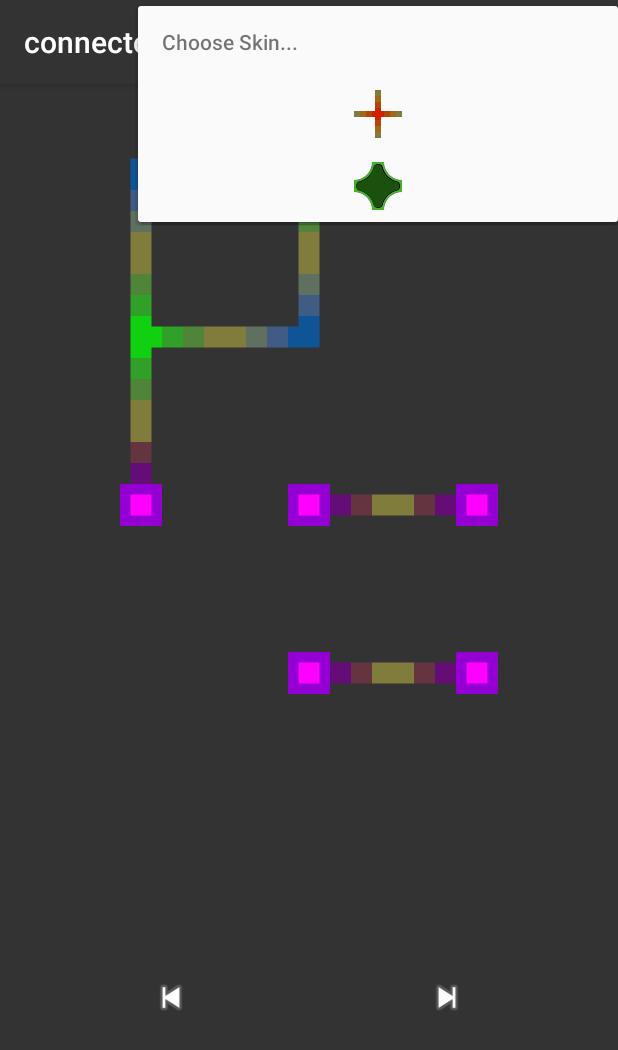
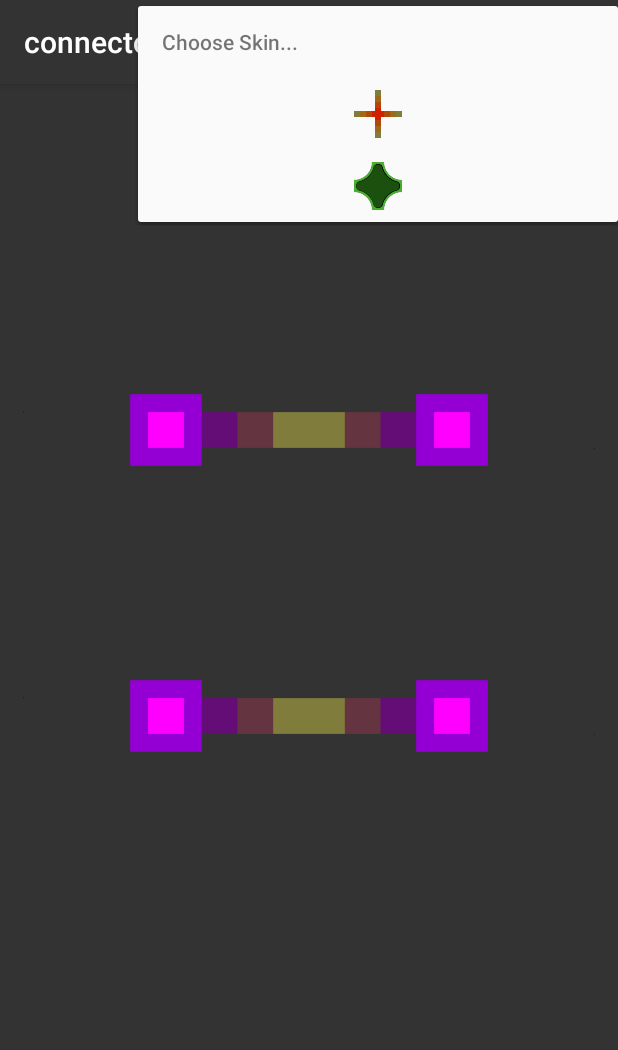
Before and after one commit to Mierenga/connecto-android, an Android app: the screen it shows after launch (PuzzleActivity), in the options menu, after a tap on "Choose Skin...", on a phone screen of 412 x 824 dp. Shown: the top 1050 px of the screen. Run offline under Robolectric (Android 15) with nearby library versions, the phone set to English and light mode, and no system bars.

Commit message:
added support for different screen sizes and new menu buttons

```diff
--- a/app/build.gradle
+++ b/app/build.gradle
@@ -6,7 +6,7 @@ android {
 
     defaultConfig {
         applicationId "eskimwier.connecto"
-        minSdkVersion 21
+        minSdkVersion 19
         targetSdkVersion 23
         versionCode 1
         versionName "1.0"
--- a/app/src/main/AndroidManifest.xml
+++ b/app/src/main/AndroidManifest.xml
@@ -11,6 +11,7 @@
         <activity
             android:name=".PuzzleActivity"
             android:configChanges="orientation|keyboardHidden|screenSize"
+            android:screenOrientation="portrait"
             android:label="@string/app_name"
             android:theme="@style/FullscreenTheme">
             <intent-filter>
--- a/app/src/main/java/eskimwier/connecto/DifficultyMode.java
+++ b/app/src/main/java/eskimwier/connecto/DifficultyMode.java
@@ -5,6 +5,7 @@ package eskimwier.connecto;
  */
 public class DifficultyMode {
 
+    final public static DifficultyMode Simple = new DifficultyMode(2,2);
     final public static DifficultyMode Easy = new DifficultyMode(3,4);
     final public static DifficultyMode Intermediate = new DifficultyMode(6,8);
     final public static DifficultyMode Advanced = new DifficultyMode(8,12);
--- a/app/src/main/java/eskimwier/connecto/PuzzleActivity.java
+++ b/app/src/main/java/eskimwier/connecto/PuzzleActivity.java
@@ -1,18 +1,25 @@
 package eskimwier.connecto;
 
 import android.content.Context;
+import android.content.res.TypedArray;
+import android.graphics.Point;
+import android.graphics.drawable.Drawable;
 import android.os.Bundle;
 import android.support.v4.content.ContextCompat;
+import android.support.v4.content.res.ResourcesCompat;
 import android.support.v7.app.AppCompatActivity;
 import android.util.Log;
+import android.view.Display;
 import android.view.Menu;
 import android.view.MenuItem;
 import android.view.View;
+import android.view.ViewGroup;
 import android.view.Window;
 import android.view.WindowManager;
 import android.view.animation.Animation;
 import android.view.animation.CycleInterpolator;
 import android.view.animation.RotateAnimation;
+import android.widget.FrameLayout;
 import android.widget.RelativeLayout;
 import android.widget.TableLayout;
 import android.widget.TableRow;
@@ -34,15 +41,12 @@ public class PuzzleActivity extends AppCompatActivity implements View.OnClickLis
     View gameFrame;
     TableLayout gameTable;
     View winText;
-    View newGame, prevGame;
     Deque<Integer> puzzles = new ArrayDeque<>();
     boolean solved = false;
     Random random = new Random();
 
-    DifficultyMode currentDifficulty = DifficultyMode.Easy;
+    DifficultyMode currentDifficulty = DifficultyMode.Simple;
     GameColors gameColors = GameColors.Spectro;
-
-
 
     @Override
     protected void onCreate(Bundle savedInstanceState) {
@@ -53,25 +57,11 @@ public class PuzzleActivity extends AppCompatActivity implements View.OnClickLis
 
         background = (RelativeLayout) findViewById(R.id.background);
         gameFrame = findViewById(R.id.game_frame);
-        newGame = findViewById(R.id.new_game_button);
-        newGame.setOnClickListener(new View.OnClickListener() {
-            @Override
-            public void onClick(View v) {
-                //setupNewGame();
-                setupAutogenGame();
-            }
-        });
-        prevGame = findViewById(R.id.last_game_button);
-        prevGame.setOnClickListener(new View.OnClickListener() {
-            @Override
-            public void onClick(View v) {
-                setupLastGame();
-            }
-        });
-        winText = (TextView) findViewById(R.id.win_text);
+        winText = findViewById(R.id.win_text);
         gameTable = (TableLayout) findViewById(R.id.game_table);
 
-        //setupNewGame();
+        setGameTableHeight();
+
         setupAutogenGame();
     }
 
@@ -84,6 +74,14 @@ public class PuzzleActivity extends AppCompatActivity implements View.OnClickLis
     @Override
     public boolean onOptionsItemSelected(MenuItem item) {
         switch (item.getItemId()) {
+            case R.id.new_game:
+                setupAutogenGame();
+                break;
+            case R.id.simple_mode:
+                currentDifficulty = DifficultyMode.Simple;
+                item.setChecked(true);
+                setupAutogenGame();
+                break;
             case R.id.easy_mode:
                 currentDifficulty = DifficultyMode.Easy;
                 item.setChecked(true);
@@ -117,13 +115,29 @@ public class PuzzleActivity extends AppCompatActivity implements View.OnClickLis
 
     }
 
+    void setGameTableHeight()
+    {
+        Display display = getWindowManager().getDefaultDisplay();
+        Point size = new Point();
+        display.getSize(size);
+
+        ViewGroup.LayoutParams params = gameFrame.getLayoutParams();
+        final TypedArray styledAttributes = getTheme().obtainStyledAttributes(
+                new int[]{android.R.attr.actionBarSize});
+        int actionBarSize = (int) styledAttributes.getDimension(0, 0);
+        styledAttributes.recycle();
+        params.height = size.y - 220 - actionBarSize;
+        params.width = size.x - 30;
+        gameFrame.setLayoutParams(new RelativeLayout.LayoutParams(params));
+
+    }
 
     void setupStatusBar() {
         Window window = this.getWindow();
         if (window != null) {
             window.clearFlags(WindowManager.LayoutParams.FLAG_TRANSLUCENT_STATUS);
             window.addFlags(WindowManager.LayoutParams.FLAG_DRAWS_SYSTEM_BAR_BACKGROUNDS);
-            window.setStatusBarColor(ContextCompat.getColor(getApplicationContext(), R.color.black));
+            //window.setStatusBarColor(ContextCompat.getColor(getApplicationContext(), R.color.black));
         }
     }
 
@@ -278,7 +292,9 @@ public class PuzzleActivity extends AppCompatActivity implements View.OnClickLis
                 colorId = R.color.colorPrimaryDark;
         }
         background.setBackgroundColor(getResources().getColor(colorId));
-        getSupportActionBar().setBackgroundDrawable(getDrawable(colorId));
+        //getSupportActionBar().setBackgroundDrawable(getDrawable(colorId));
+        Drawable drawable = ResourcesCompat.getDrawable(getResources(), colorId, null);
+        getSupportActionBar().setBackgroundDrawable(drawable);
 
     }
 
--- /dev/null
+++ b/app/src/main/java/eskimwier/connecto/ScoreKeeper.java
@@ -0,0 +1,18 @@
+package eskimwier.connecto;
+
+/**
+ * Created by eskimwier on 6/5/16.
+ */
+public class ScoreKeeper {
+
+    public void getScore()
+    {
+
+    }
+
+    public void endGame()
+    {
+
+    }
+
+}
--- a/app/src/main/res/layout/activity_puzzle.xml
+++ b/app/src/main/res/layout/activity_puzzle.xml
@@ -4,14 +4,16 @@
     android:layout_width="match_parent"
     android:layout_height="match_parent"
     android:id="@+id/background"
+    android:gravity="center"
+    android:paddingLeft="15dp"
+    android:paddingRight="15dp"
+    android:paddingTop="15dp"
     tools:context="eskimwier.connecto.PuzzleActivity">
 
 
     <FrameLayout
         android:id="@+id/game_frame"
         android:layout_width="match_parent"
-        android:layout_marginStart="10dp"
-        android:layout_marginEnd="10dp"
         android:layout_height="450dp">
         <TableLayout
             android:layout_gravity="center"
@@ -24,28 +26,20 @@
     </FrameLayout>
 
 
-    <LinearLayout
+    <RelativeLayout
         android:layout_below="@id/game_frame"
         android:orientation="horizontal"
-        android:gravity="center"
+        android:gravity="top|center"
         android:layout_alignParentBottom="true"
         android:layout_width="match_parent"
         android:layout_height="wrap_content">
-        <ImageView
-            android:layout_width="40dp"
-            android:layout_height="30dp"
-            android:src="@android:drawable/ic_media_previous"
-            android:id="@+id/last_game_button"
-            android:layout_marginEnd="10dp"
-            />
         <TextView
             android:layout_width="wrap_content"
             android:layout_height="wrap_content"
-            android:layout_below="@+id/game_frame"
             android:gravity="center"
             android:layout_centerHorizontal="true"
             android:id="@+id/win_text"
-            android:textSize="16sp"
+            android:textSize="22sp"
             android:text="CONNECTO"
             android:textAllCaps="true"
             android:drawableEnd="@android:drawable/radiobutton_off_background"
@@ -54,12 +48,5 @@
             android:textColor="#FFFFFF"
             android:visibility="invisible"
             />
-        <ImageView
-            android:layout_width="40dp"
-            android:layout_height="30dp"
-            android:src="@android:drawable/ic_media_next"
-            android:id="@+id/new_game_button"
-            android:layout_marginStart="10dp"
-            />
-    </LinearLayout>
+    </RelativeLayout>
 </RelativeLayout>
--- a/app/src/main/res/menu/menu_main.xml
+++ b/app/src/main/res/menu/menu_main.xml
@@ -8,19 +8,30 @@
         android:enabled="true"
         android:visible="true">
         <item
-            android:id="@+id/easy_mode"
+            android:id="@+id/new_game"
+            android:icon="@android:drawable/ic_menu_rotate"
+            app:showAsAction="always"
+            android:title="New Game"
+            />
+        <item
+            android:id="@+id/simple_mode"
             android:orderInCategory="1"
-            android:title="Easy"
+            android:title="Simple"
             android:checked="true"
             app:showAsAction="never" />
         <item
+            android:id="@+id/easy_mode"
+            android:orderInCategory="2"
+            android:title="Easy"
+            app:showAsAction="never" />
+        <item
             android:id="@+id/med_mode"
-            android:orderInCategory="2"
+            android:orderInCategory="3"
             android:title="Intermediate"
             app:showAsAction="never" />
         <item
             android:id="@+id/hard_mode"
-            android:orderInCategory="3"
+            android:orderInCategory="4"
             android:title="Advanced"
             app:showAsAction="never" />
     </group>
@@ -38,13 +49,13 @@
                 <item
                     android:id="@+id/spectro_color"
                     android:icon="@drawable/cross_spectro"
-                    android:orderInCategory="4"
+                    android:orderInCategory="5"
                     android:title="Spectro"
                     app:showAsAction="always" />
                 <item
                     android:id="@+id/martian_color"
                     android:icon="@drawable/cross_martian"
-                    android:orderInCategory="5"
+                    android:orderInCategory="6"
                     android:title="Martian"
                     app:showAsAction="always" />
             </menu>
```
